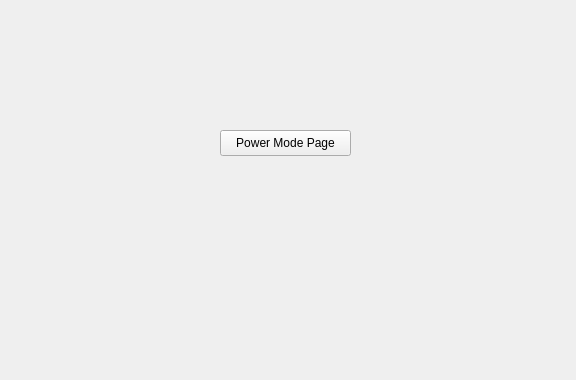
Before: the Qt Designer form power_mode_form.ui in qhaihcblol/Demo, drawn with Qt 5.
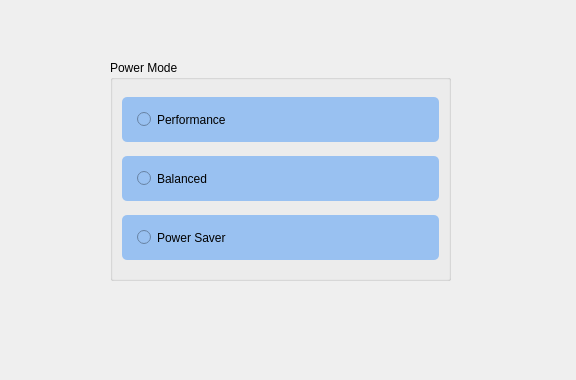
After: the same form once the commit is applied.

```diff
--- a/power_mode_form.ui
+++ b/power_mode_form.ui
@@ -13,18 +13,49 @@
   <property name="windowTitle">
    <string>Form</string>
   </property>
-  <widget class="QPushButton" name="pushButton">
+  <widget class="QGroupBox" name="Power_Mode_Option">
    <property name="geometry">
     <rect>
-     <x>220</x>
-     <y>130</y>
-     <width>131</width>
-     <height>26</height>
+     <x>110</x>
+     <y>60</y>
+     <width>341</width>
+     <height>221</height>
     </rect>
    </property>
-   <property name="text">
-    <string>Power Mode Page</string>
+   <property name="styleSheet">
+    <string notr="true">QRadioButton{
+	background-color: rgb(153, 193, 241);
+	border-radius:5px;
+	padding:15px;
+}
+</string>
    </property>
+   <property name="title">
+    <string>Power Mode</string>
+   </property>
+   <layout class="QVBoxLayout" name="verticalLayout">
+    <item>
+     <widget class="QRadioButton" name="Performance_RBtn">
+      <property name="text">
+       <string>Performance</string>
+      </property>
+     </widget>
+    </item>
+    <item>
+     <widget class="QRadioButton" name="Balanced_RBtn">
+      <property name="text">
+       <string>Balanced</string>
+      </property>
+     </widget>
+    </item>
+    <item>
+     <widget class="QRadioButton" name="PowerSaver_RBtn">
+      <property name="text">
+       <string>Power Saver</string>
+      </property>
+     </widget>
+    </item>
+   </layout>
   </widget>
  </widget>
  <resources/>
```
